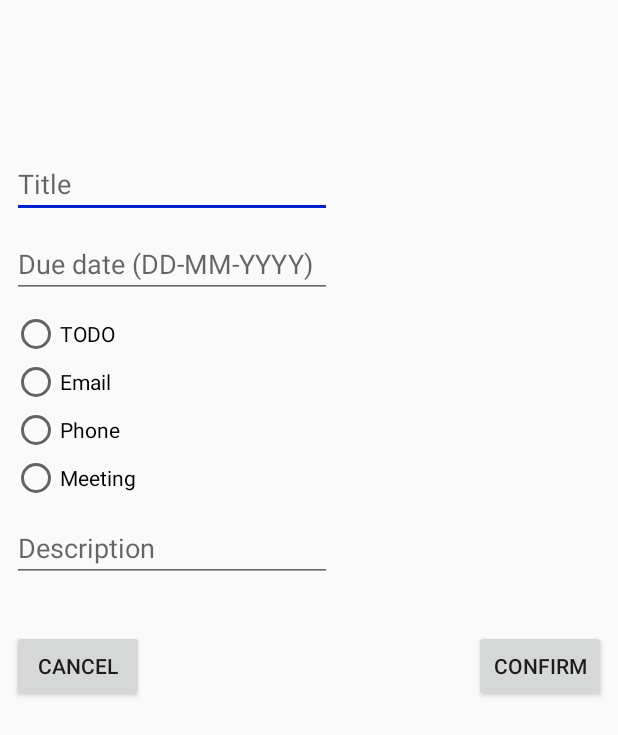
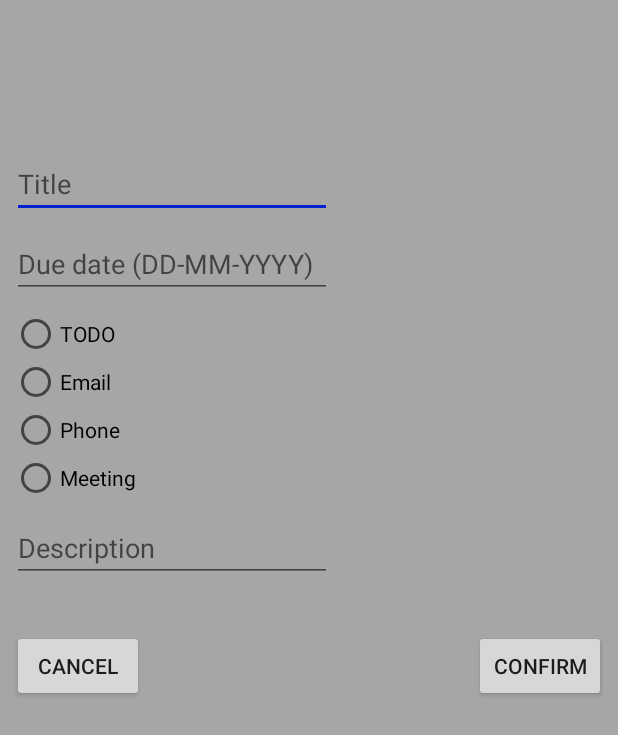
Before and after one commit to MegaKruk/PWr-MMS-Lab, an Android app: the layout add_task.xml on its own in the app's theme, with its tools: preview values and no code run, on a phone screen of 412 x 824 dp. Shown: the top 735 px of the screen. Run offline under Robolectric (Android 15) with nearby library versions, the phone set to English and light mode, and no system bars.

Commit message:
Fixed popups backgrounds and added gif

```diff
--- a/Lab2/app/build.gradle
+++ b/Lab2/app/build.gradle
@@ -10,7 +10,7 @@ android {
 
     defaultConfig {
         applicationId "com.example.lab2_taskmanager"
-        minSdkVersion 15
+        minSdkVersion 17
         targetSdkVersion 29
         versionCode 1
         versionName "1.0"
--- a/Lab2/app/src/main/res/layout/add_task.xml
+++ b/Lab2/app/src/main/res/layout/add_task.xml
@@ -4,7 +4,8 @@
     xmlns:app="http://schemas.android.com/apk/res-auto"
     xmlns:tools="http://schemas.android.com/tools"
     android:layout_width="match_parent"
-    android:layout_height="match_parent">
+    android:layout_height="match_parent"
+    android:background="#A6A6A6">
 
     <EditText
         android:id="@+id/taskTitle"
--- a/Lab2/app/src/main/res/layout/details.xml
+++ b/Lab2/app/src/main/res/layout/details.xml
@@ -4,7 +4,8 @@
     xmlns:app="http://schemas.android.com/apk/res-auto"
     xmlns:tools="http://schemas.android.com/tools"
     android:layout_width="match_parent"
-    android:layout_height="match_parent">
+    android:layout_height="match_parent"
+    android:background="#A6A6A6">
 
     <TextView
         android:id="@+id/detailsTitle"
--- a/Lab2/app/src/main/res/values/styles.xml
+++ b/Lab2/app/src/main/res/values/styles.xml
@@ -6,6 +6,11 @@
         <item name="colorPrimary">@color/colorPrimary</item>
         <item name="colorPrimaryDark">@color/colorPrimaryDark</item>
         <item name="colorAccent">@color/colorAccent</item>
+        <item name="android:popupMenuStyle">@style/PopupMenu</item>
+    </style>
+
+    <style name="PopupMenu" parent="@android:style/Widget.PopupMenu">
+        <item name="android:popupBackground">@android:color/tertiary_text_dark</item>
     </style>
 
 </resources>
```
Also changed, not shown: 2 other files.
